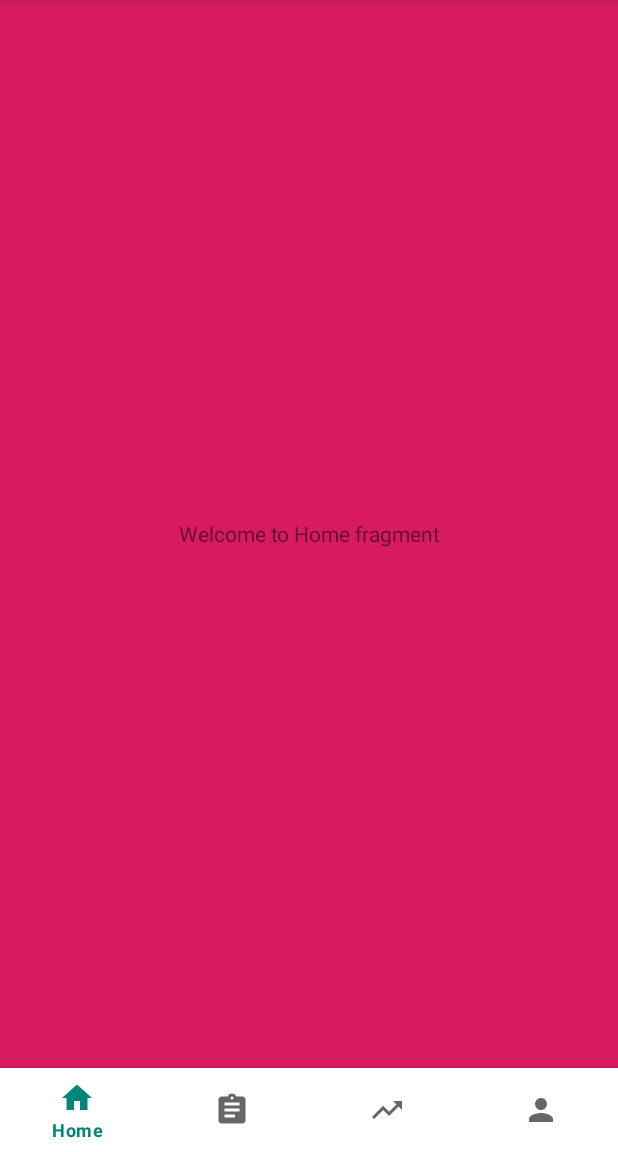
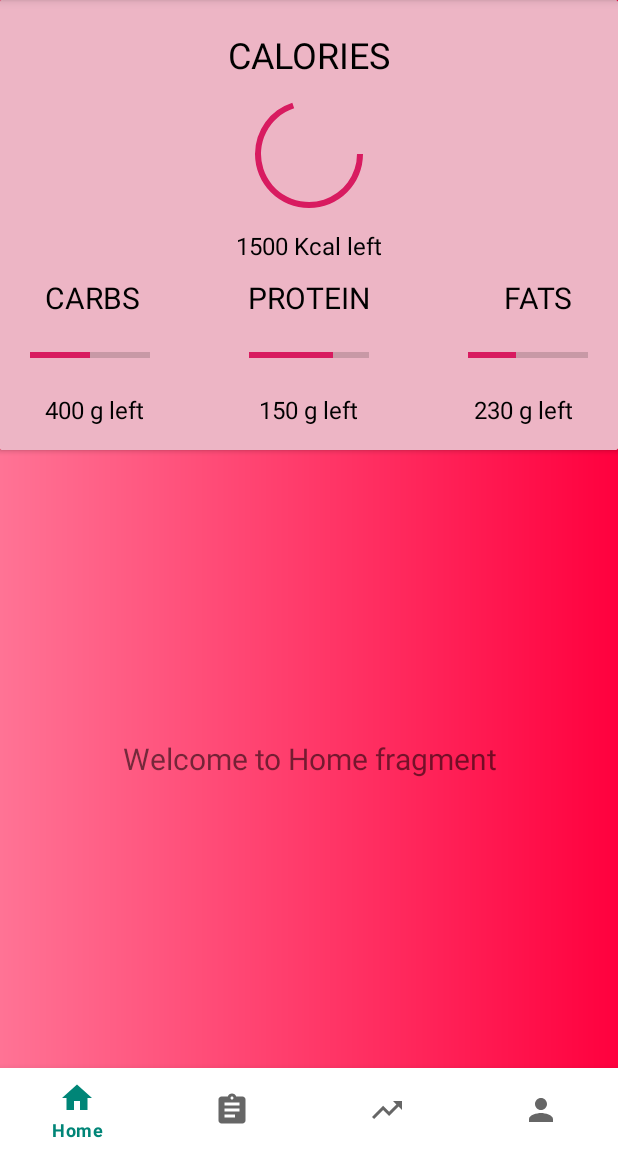
Before and after one commit to kuchekarsonal/getFitApp, an Android app: the Diet screen opened directly, with no data from a screen before it, on a phone screen of 412 x 824 dp, the part 84-1236 px from its top. Run offline under Robolectric (Android 15) with nearby library versions, the phone set to English and light mode, and no system bars.

Commit message:
New Registration Dialog and Home Page Calorie Count Card

```diff
--- a/app/src/main/AndroidManifest.xml
+++ b/app/src/main/AndroidManifest.xml
@@ -26,6 +26,11 @@
                 <category android:name="android.intent.category.LAUNCHER" />
             </intent-filter>
         </activity>
+        <activity android:name=".HomeActivity" />
+        <activity android:name=".PlansActivity" />
+        <activity android:name=".MeActivity" />
+        <activity android:name=".AnalysisActivity" />
+
     </application>
 
 </manifest>
--- a/app/src/main/java/com/example/getfit/Diet.java
+++ b/app/src/main/java/com/example/getfit/Diet.java
@@ -15,6 +15,7 @@ import com.example.getfit.Fragments.Fragment_Analysis;
 import com.example.getfit.Fragments.Fragment_Home;
 import com.example.getfit.Fragments.Fragment_dietPlan;
 import com.example.getfit.Fragments.Fragment_userProfile;
+import com.example.getfit.Fragments.NewRegistrationDialog;
 import com.google.android.material.bottomnavigation.BottomNavigationView;
 
 public class Diet extends AppCompatActivity {
@@ -43,6 +44,8 @@ public class Diet extends AppCompatActivity {
         fragmentUserProfile = new Fragment_userProfile();
 
         getSupportFragmentManager().beginTransaction().replace(R.id.mainframeLayout,fragmentHome).commit();
+
+        checkNewRegistration();
 
         bottomNavigationView.setOnNavigationItemSelectedListener(new BottomNavigationView.OnNavigationItemSelectedListener() {
             @Override
@@ -76,4 +79,14 @@ public class Diet extends AppCompatActivity {
             }
         });
     }
+
+    private void checkNewRegistration(){
+        if(getIntent().hasExtra("New Registration")) {
+            if (getIntent().getExtras().getBoolean("New Registration")) {
+                //Opening Dialog Box
+                NewRegistrationDialog dialog = new NewRegistrationDialog();
+                dialog.show(getSupportFragmentManager(), "New Registration Dialog");
+            }
+        }
+    }
 }
--- a/app/src/main/java/com/example/getfit/MainActivity.java
+++ b/app/src/main/java/com/example/getfit/MainActivity.java
@@ -46,5 +46,6 @@ public class MainActivity extends AppCompatActivity {
                 MainActivity.this.finish();
             }
         });
+
     }
     }
--- /dev/null
+++ b/app/src/main/res/drawable/circular_progress.xml
@@ -0,0 +1,10 @@
+<?xml version="1.0" encoding="utf-8"?>
+<shape xmlns:android="http://schemas.android.com/apk/res/android"
+    android:shape="ring"
+    android:innerRadiusRatio="2.5"
+    android:thickness="4dp"
+    >
+
+    <solid android:color="@color/colorAccent"/>
+
+</shape>
--- /dev/null
+++ b/app/src/main/res/drawable/grad_calorie_display.xml
@@ -0,0 +1,8 @@
+<?xml version="1.0" encoding="utf-8"?>
+<shape xmlns:android="http://schemas.android.com/apk/res/android">
+
+    <gradient
+        android:startColor="#FF7395"
+        android:endColor="#FF003E"
+        ></gradient>
+</shape>
--- a/app/src/main/res/layout/activity_main.xml
+++ b/app/src/main/res/layout/activity_main.xml
@@ -65,4 +65,5 @@
         tools:layout_editor_absoluteY="165dp" />
 
 
+
 </androidx.constraintlayout.widget.ConstraintLayout>
--- a/app/src/main/res/layout/fragment_fragment__home.xml
+++ b/app/src/main/res/layout/fragment_fragment__home.xml
@@ -3,15 +3,178 @@
     xmlns:tools="http://schemas.android.com/tools"
     android:layout_width="match_parent"
     android:layout_height="match_parent"
-    android:background="@color/colorAccent"
+    android:background="@drawable/grad_calorie_display"
     tools:context=".Fragments.Fragment_Home">
 
     <!-- TODO: Update blank fragment layout -->
+
+    <androidx.cardview.widget.CardView
+        android:id="@+id/calorie_display"
+        android:layout_width="match_parent"
+        android:layout_height="300dp"
+        >
+
+    <RelativeLayout
+        android:background="#EDB5C5"
+        android:layout_width="match_parent"
+        android:layout_height="match_parent">
+
+        <TextView
+            android:id="@+id/calorie_text"
+            android:layout_width="wrap_content"
+            android:layout_height="wrap_content"
+            android:layout_marginTop="20dp"
+            android:text="CALORIES"
+            android:textColor="#000"
+            android:textSize="24sp"
+            android:layout_centerHorizontal="true"
+            />
+
+        <ProgressBar
+            android:id="@+id/calorie_progress"
+            style="?android:progressBarStyleHorizontal"
+            android:layout_width="80dp"
+            android:layout_height="80dp"
+            android:layout_below="@+id/calorie_text"
+            android:layout_centerHorizontal="true"
+            android:layout_marginTop="10dp"
+            android:progress="70"
+            android:progressDrawable="@drawable/circular_progress" />
+
+        <TextView
+            android:id="@+id/calorie_value"
+            android:layout_width="wrap_content"
+            android:layout_height="wrap_content"
+            android:layout_marginTop="10dp"
+            android:layout_below="@+id/calorie_progress"
+            android:text="1500 Kcal left"
+            android:textColor="#000"
+            android:textSize="16sp"
+            android:layout_centerHorizontal="true"
+            />
+
+        <TextView
+            android:id="@+id/carbs_text"
+            android:layout_width="wrap_content"
+            android:layout_height="wrap_content"
+            android:layout_marginTop="10dp"
+            android:layout_marginLeft="30dp"
+            android:layout_below="@+id/calorie_value"
+            android:layout_alignParentLeft="true"
+            android:text="CARBS"
+            android:textColor="#000"
+            android:textSize="20sp"
+            />
+
+        <ProgressBar
+            android:id="@+id/carbs_progress"
+            style="?android:progressBarStyleHorizontal"
+            android:layout_width="80dp"
+            android:layout_height="50dp"
+            android:layout_below="@+id/carbs_text"
+            android:layout_alignParentLeft="true"
+            android:layout_marginLeft="20dp"
+            android:indeterminate="false"
+            android:progress="50" />
+
+        <TextView
+            android:id="@+id/carbs_val"
+            android:layout_width="wrap_content"
+            android:layout_height="wrap_content"
+            android:layout_marginLeft="30dp"
+            android:layout_below="@+id/carbs_progress"
+            android:text="400 g left"
+            android:textColor="#000"
+            android:textSize="16sp"
+            android:layout_alignParentLeft="true"
+
+
+            />
+
+        <TextView
+            android:id="@+id/protein_text"
+            android:layout_width="wrap_content"
+            android:layout_height="wrap_content"
+            android:layout_marginTop="10dp"
+            android:layout_below="@+id/calorie_value"
+            android:text="PROTEIN"
+            android:textColor="#000"
+            android:textSize="20sp"
+            android:layout_centerHorizontal="true"
+            />
+
+        <ProgressBar
+            android:id="@+id/protein_progress"
+            style="?android:progressBarStyleHorizontal"
+            android:layout_width="80dp"
+            android:layout_height="50dp"
+            android:layout_below="@+id/carbs_text"
+            android:layout_centerHorizontal="true"
+            android:progress="70"
+            />
+
+        <TextView
+            android:id="@+id/protein_val"
+            android:layout_width="wrap_content"
+            android:layout_height="wrap_content"
+            android:layout_below="@+id/protein_progress"
+            android:text="150 g left"
+            android:textColor="#000"
+            android:textSize="16sp"
+            android:layout_centerHorizontal="true"
+            />
+
+        <TextView
+            android:id="@+id/fats_text"
+            android:layout_width="wrap_content"
+            android:layout_height="wrap_content"
+            android:layout_marginTop="10dp"
+            android:layout_marginRight="30dp"
+            android:layout_below="@+id/calorie_value"
+            android:layout_alignParentRight="true"
+            android:text="FATS"
+            android:textColor="#000"
+            android:textSize="20sp"
+            android:layout_centerHorizontal="true"
+            />
+
+        <ProgressBar
+            android:id="@+id/fats_progress"
+            style="?android:progressBarStyleHorizontal"
+            android:layout_width="80dp"
+            android:layout_height="50dp"
+            android:layout_below="@+id/carbs_text"
+            android:layout_alignParentRight="true"
+            android:layout_marginRight="20dp"
+            android:progress="40"
+            />
+
+        <TextView
+            android:id="@+id/fats_val"
+            android:layout_width="wrap_content"
+            android:layout_height="wrap_content"
+            android:layout_marginRight="30dp"
+            android:layout_below="@+id/fats_progress"
+            android:layout_alignParentRight="true"
+            android:text="230 g left"
+            android:textColor="#000"
+            android:textSize="16sp"
+            android:layout_centerHorizontal="true"/>
+
+    </RelativeLayout>
+
+    </androidx.cardview.widget.CardView>
+
     <TextView
+
+        android:id="@+id/textview"
+        android:layout_below="@+id/calorie_display"
         android:layout_width="match_parent"
         android:layout_height="match_parent"
-        android:layout_gravity="center"
         android:gravity="center"
+        android:textSize="20sp"
         android:text="Welcome to Home fragment" />
 
+
+
 </RelativeLayout>
```
Also changed, not shown: app/src/main/java/com/example/getfit/AnalysisActivity.java (added, +56 -0 lines), app/src/main/java/com/example/getfit/Fragments/NewRegistrationDialog.java (added, +28 -0 lines), app/src/main/java/com/example/getfit/HomeActivity.java (added, +54 -0 lines), app/src/main/java/com/example/getfit/MeActivity.java (added, +55 -0 lines), app/src/main/java/com/example/getfit/PlansActivity.java (added, +56 -0 lines), app/src/main/java/com/example/getfit/Retrofit/userProfileResult.java (+81 -8 lines), app/src/main/java/com/example/getfit/userProfile.java (+48 -19 lines), app/src/main/res/layout/activity_analysis.xml (added, +22 -0 lines), app/src/main/res/layout/activity_home.xml (added, +24 -0 lines), app/src/main/res/layout/activity_me.xml (added, +22 -0 lines), app/src/main/res/layout/activity_plans.xml (added, +22 -0 lines).
